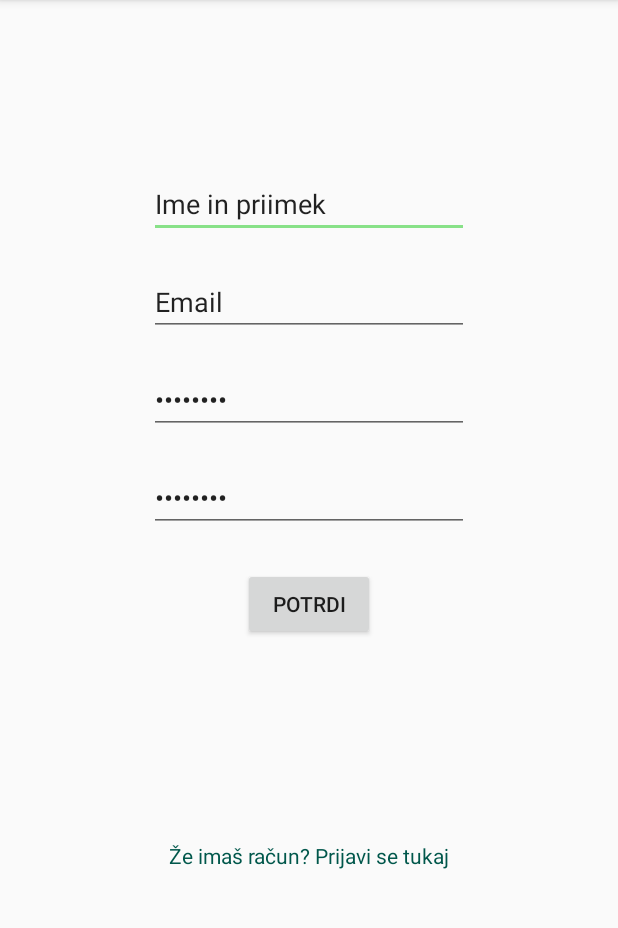
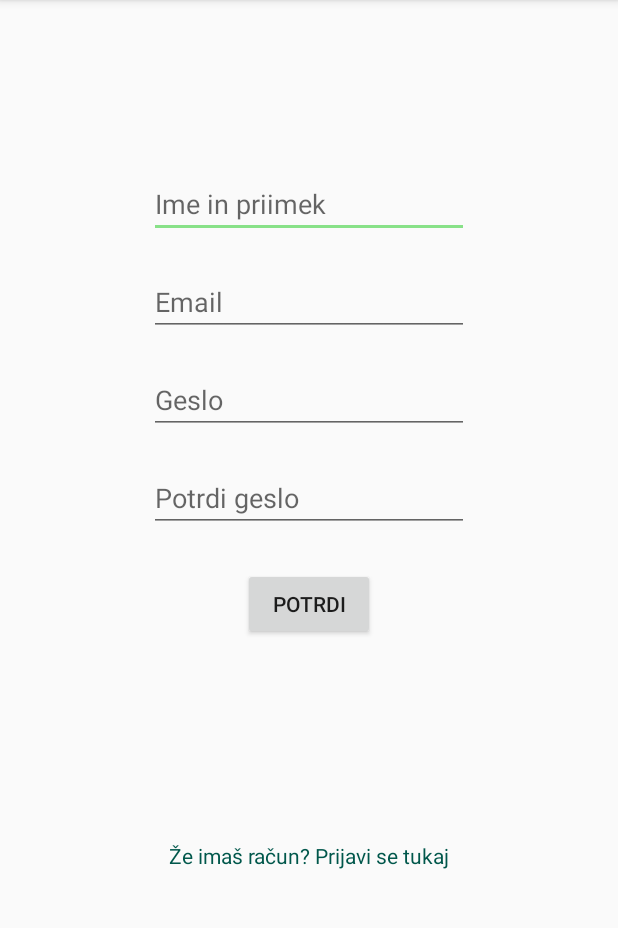
Before and after one commit to VerckoMatic/ProjektTVA_ITA, an Android app: the Register screen opened directly, with no data from a screen before it, after a tap on "POTRDI", on a phone screen of 412 x 824 dp, the part 84-1012 px from its top. Run offline under Robolectric (Android 15) with nearby library versions, the phone set to English and light mode, and no system bars; libraries missing offline, so code that uses them is left out: retrofit2.adapter.rxjava, rx.android.schedulers, rx.schedulers, rx.subscriptions; 2 statements that could not run were skipped.

```diff
--- a/app/src/main/java/View/Activitys/Register.java
+++ b/app/src/main/java/View/Activitys/Register.java
@@ -1,46 +1,97 @@
 package View.Activitys;
 
 import android.content.Context;
+import android.content.Intent;
+import android.support.design.widget.Snackbar;
 import android.support.v7.app.AppCompatActivity;
 import android.os.Bundle;
 import android.view.View;
 import android.widget.Button;
 import android.widget.EditText;
+import android.widget.ProgressBar;
+import android.widget.Toast;
+
 import com.example.matic.projekttva.R;
+import com.google.gson.Gson;
+import com.google.gson.GsonBuilder;
 
+import java.io.IOException;
+
+import Model.Classes.Response;
 import Model.Classes.User;
 import Model.UserValidation;
+import network.NetworkUtil;
+import retrofit2.adapter.rxjava.HttpException;
+import rx.android.schedulers.AndroidSchedulers;
+import rx.schedulers.Schedulers;
+import rx.subscriptions.CompositeSubscription;
 
 public class Register extends AppCompatActivity {
     //private static FirebaseAuth mAuth;
-    Context context = getApplicationContext();
+    private CompositeSubscription mSubscriptions;
+
     @Override
     protected void onCreate(Bundle savedInstanceState) {
         super.onCreate(savedInstanceState);
         setContentView(R.layout.activity_sign_up);
-
+        mSubscriptions = new CompositeSubscription();
         EditText name = (EditText) findViewById(R.id.et_name);
         EditText email = (EditText) findViewById(R.id.et_email);
         EditText password = (EditText) findViewById(R.id.et_password);
         final EditText confirmPassword = (EditText) findViewById(R.id.et_confirmPassword);
         final Button confirmButton = (Button) findViewById(R.id.button_register);
 
-        final User user = new User();
-        user.setFullName(name.getText().toString());
-        user.setEmail(email.getText().toString());
-        user.setPassword(password.getText().toString());
 
         confirmButton.setOnClickListener(new View.OnClickListener() {
             @Override
             public void onClick(View v) {
+                final User user = new User();
+                user.setFullName(name.getText().toString());
+                user.setEmail(email.getText().toString());
+                user.setPassword(password.getText().toString());
+                registerUser(user);
+
                 //CRUDoperations.registerUser(this, user );
                 if(UserValidation.validateRegistrationConfirmPassword(confirmPassword.getText().toString()) && UserValidation.validateRegistrationEmail(user.getEmail()) &&
                 UserValidation.validateRegistrationName(user.getFullName()) && UserValidation.validateRegistrationPassword(user.getPassword())){
 
                 }
-
                 }
-
         });
     }
+
+    private void registerUser(User user) {
+
+        mSubscriptions.add(NetworkUtil.getRetrofit().register(user)
+                .observeOn(AndroidSchedulers.mainThread())
+                .subscribeOn(Schedulers.io())
+                .subscribe(this::handleResponse,this::handleError));
+    }
+    private void handleResponse(Response response) {
+
+        Toast.makeText(this, response.getMessage(), Toast.LENGTH_LONG ).show();
+        Intent intent = new Intent(getApplicationContext(), Login.class);
+        startActivity(intent);
+    }
+
+    private void handleError(Throwable error) {
+
+        if (error instanceof HttpException) {
+
+            Gson gson = new GsonBuilder().create();
+
+            try {
+
+                String errorBody = ((HttpException) error).response().errorBody().string();
+                Response response = gson.fromJson(errorBody,Response.class);
+                Toast.makeText(this, response.getMessage(), Toast.LENGTH_LONG ).show();
+            } catch (IOException e) {
+                e.printStackTrace();
+            }
+        } else {
+
+            Toast.makeText(this, "Network Error", Toast.LENGTH_LONG ).show();
+        }
+    }
+
 }
--- a/app/src/main/java/network/IRetrofit.java
+++ b/app/src/main/java/network/IRetrofit.java
@@ -15,5 +15,6 @@ public interface IRetrofit {
     @POST("users/auth")
     Observable<Response> login(@Body User user);
 
-
+    @POST("users")
+    Observable<Response> register(@Body User user);
 }
--- a/app/src/main/java/utils/Constants.java
+++ b/app/src/main/java/utils/Constants.java
@@ -2,7 +2,7 @@ package utils;
 
 public class Constants {
 
-        public static final String BASE_URL = "http://192.168.1.102:3000/";
+        public static final String BASE_URL = "http://192.168.1.106:3000/";
         public static final String TOKEN = "token";
         public static final String EMAIL = "email";
 
--- a/app/src/main/res/layout/activity_login.xml
+++ b/app/src/main/res/layout/activity_login.xml
@@ -15,7 +15,7 @@
         android:layout_marginBottom="17dp"
         android:ems="10"
         android:inputType="textPersonName"
-        android:text="Email"
+        android:hint="Email"
         app:layout_constraintBottom_toTopOf="@+id/et_password"
         app:layout_constraintEnd_toEndOf="parent"
         app:layout_constraintStart_toStartOf="parent"
@@ -28,7 +28,7 @@
         android:layout_marginBottom="23dp"
         android:ems="10"
         android:inputType="textPassword"
-        android:text="Password"
+        android:hint="Geslo"
         app:layout_constraintBottom_toTopOf="@+id/button_login"
         app:layout_constraintStart_toStartOf="@+id/et_email"
         app:layout_constraintTop_toBottomOf="@+id/et_email" />
--- a/app/src/main/res/layout/activity_sign_up.xml
+++ b/app/src/main/res/layout/activity_sign_up.xml
@@ -13,8 +13,8 @@
         android:layout_marginTop="113dp"
         android:layout_marginBottom="20dp"
         android:ems="10"
+        android:hint="Ime in priimek"
         android:inputType="textPersonName"
-        android:text="Ime in priimek"
         app:layout_constraintBottom_toTopOf="@+id/et_email"
         app:layout_constraintEnd_toEndOf="parent"
         app:layout_constraintStart_toStartOf="parent"
@@ -26,8 +26,8 @@
         android:layout_height="wrap_content"
         android:layout_marginBottom="20dp"
         android:ems="10"
+        android:hint="Email"
         android:inputType="textEmailAddress"
-        android:text="Email"
         app:layout_constraintBottom_toTopOf="@+id/et_password"
         app:layout_constraintStart_toStartOf="@+id/et_name"
         app:layout_constraintTop_toBottomOf="@+id/et_name" />
@@ -38,8 +38,8 @@
         android:layout_height="wrap_content"
         android:layout_marginBottom="20dp"
         android:ems="10"
+        android:hint="Geslo"
         android:inputType="textPassword"
-        android:text="password"
         app:layout_constraintBottom_toTopOf="@+id/et_confirmPassword"
         app:layout_constraintStart_toStartOf="@+id/et_email"
         app:layout_constraintTop_toBottomOf="@+id/et_email" />
@@ -50,8 +50,8 @@
         android:layout_height="wrap_content"
         android:layout_marginBottom="24dp"
         android:ems="10"
+        android:hint="Potrdi geslo"
         android:inputType="textPassword"
-        android:text="password"
         app:layout_constraintBottom_toTopOf="@+id/button_register"
         app:layout_constraintStart_toStartOf="@+id/et_password"
         app:layout_constraintTop_toBottomOf="@+id/et_password" />
```
Also changed, not shown: app/src/main/java/View/Activitys/Homepage.java (+5 -15 lines), app/src/main/java/network/NetworkUtil.java (+10 -0 lines), app/src/main/res/layout/activity_homepage.xml (+1 -25 lines).
